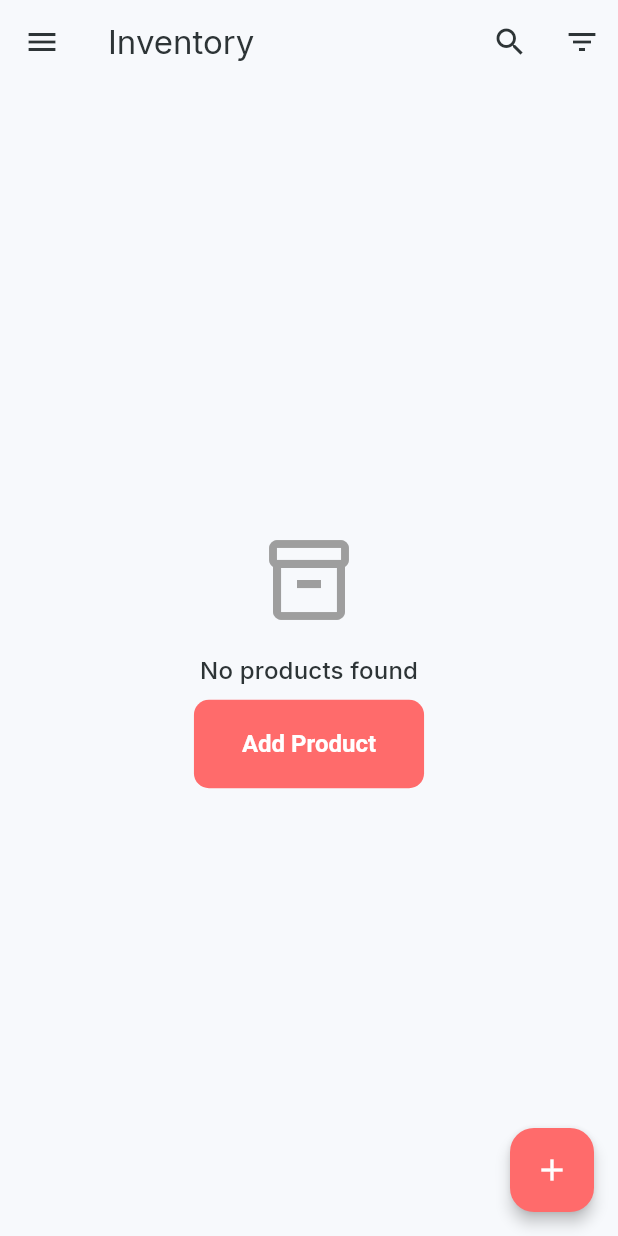
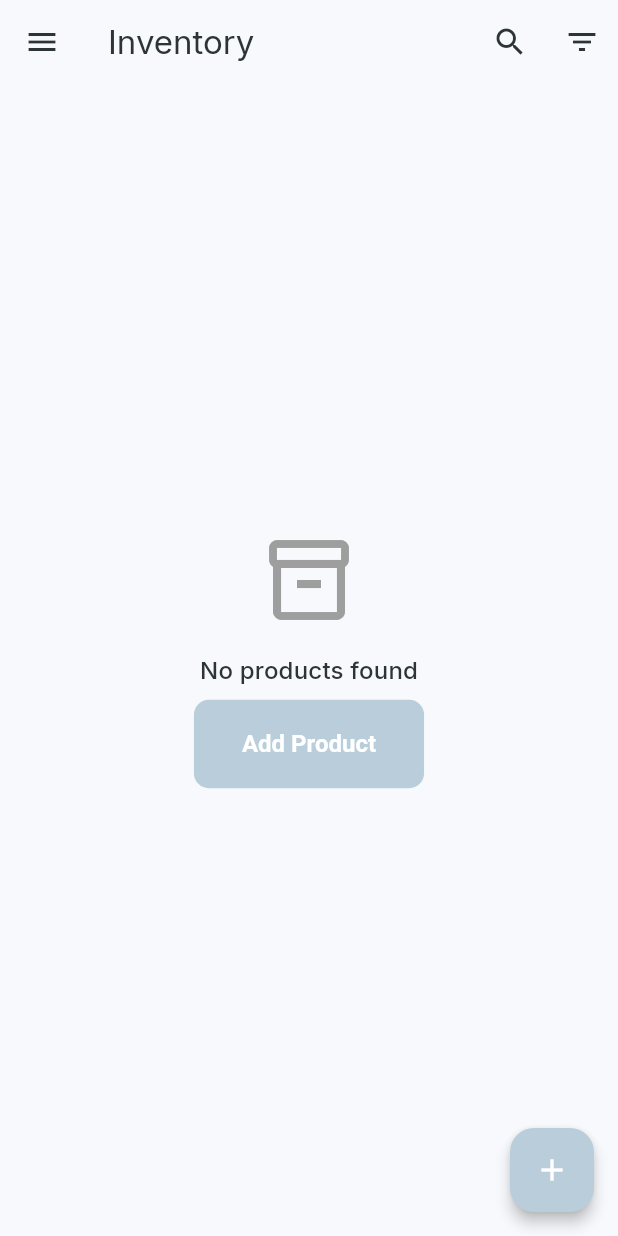
Before and after one commit to shahsani/flutter-pos, a Flutter app: the screen it shows after launch, after a tap on "Inventory", on a phone screen of 412 x 824 dp. Run offline on Flutter 3.47's test engine with Material 3 defaults, Android fonts, the phone set to English and light mode, and no system bars; our stand-ins replace equatable, flutter_animate, flutter_riverpod, font_awesome_flutter, go_router, google_fonts and 2 more; accounts and stored records are empty.

Commit message:
add splashscreen, remove default one, adjust colors

```diff
--- a/lib/core/constants/app_colors.dart
+++ b/lib/core/constants/app_colors.dart
@@ -1,8 +1,8 @@
 import 'package:flutter/material.dart';
 
 class AppColors {
-  // Primary - Vibrant Orange/Red for POS actions (MokPOS often uses warm accents)
-  static const Color primary = Color(0xFFFF6B6B); // Soft Red/Orange
+  // Primary - Vibrant Pale Sky Blue for POS actions (MokPOS often uses warm accents)
+  static const Color primary = Color(0xFFB9CDDA); // Soft Pale Sky Blue
   static const Color onPrimary = Colors.white;
   static const Color primaryContainer = Color(0xFFFFD9D9);
   static const Color onPrimaryContainer = Color(0xFF680000);
@@ -18,7 +18,9 @@ class AppColors {
   static const Color onTertiary = Colors.black;
 
   // Backgrounds
-  static const Color backgroundLight = Color(0xFFF7F9FC); // Very light grey blue
+  static const Color backgroundLight = Color(
+    0xFFF7F9FC,
+  ); // Very light grey blue
   static const Color surfaceLight = Colors.white;
 
   static const Color backgroundDark = Color(0xFF1A1C1E);
--- a/lib/core/router/app_router.dart
+++ b/lib/core/router/app_router.dart
@@ -11,10 +11,16 @@ import '../../features/customers/presentation/screens/add_edit_customer_screen.d
 import '../../features/reports/presentation/screens/reports_screen.dart';
 import '../../features/settings/presentation/screens/settings_screen.dart';
 
+import '../../features/splash/presentation/screens/splash_screen.dart';
+
 final goRouterProvider = Provider<GoRouter>((ref) {
   return GoRouter(
-    initialLocation: '/',
+    initialLocation: '/splash',
     routes: [
+      GoRoute(
+        path: '/splash',
+        builder: (context, state) => const SplashScreen(),
+      ),
       GoRoute(
         path: '/',
         builder: (context, state) => const DashboardScreen(),
@@ -66,7 +72,7 @@ final goRouterProvider = Provider<GoRouter>((ref) {
               GoRoute(
                 path: 'edit/:id',
                 builder: (context, state) {
-                   final id = state.pathParameters['id'];
+                  final id = state.pathParameters['id'];
                   return AddEditCustomerScreen(customerId: id);
                 },
               ),
--- /dev/null
+++ b/lib/features/splash/presentation/screens/splash_screen.dart
@@ -0,0 +1,57 @@
+import 'package:flutter/material.dart';
+import 'package:go_router/go_router.dart';
+import 'package:flutter_animate/flutter_animate.dart';
+
+class SplashScreen extends StatefulWidget {
+  const SplashScreen({super.key});
+
+  @override
+  State<SplashScreen> createState() => _SplashScreenState();
+}
+
+class _SplashScreenState extends State<SplashScreen> {
+  @override
+  void initState() {
+    super.initState();
+    _navigateToHome();
+  }
+
+  _navigateToHome() async {
+    await Future.delayed(const Duration(seconds: 3));
+    if (mounted) {
+      context.go('/');
+    }
+  }
+
+  @override
+  Widget build(BuildContext context) {
+    return Scaffold(
+      backgroundColor: Theme.of(context).primaryColor,
+      body: Center(
+        child: Column(
+          mainAxisAlignment: MainAxisAlignment.center,
+          children: [
+            Icon(
+              Icons.point_of_sale,
+              size: 100,
+              color: Colors.white,
+            ).animate().fade(duration: 500.ms).scale(delay: 500.ms),
+            const SizedBox(height: 24),
+            Text(
+              'Flutter POS',
+              style: Theme.of(context).textTheme.headlineMedium?.copyWith(
+                color: Colors.white,
+                fontWeight: FontWeight.bold,
+              ),
+            ).animate().fadeIn(delay: 1000.ms).slideY(begin: 0.5, end: 0),
+            const SizedBox(height: 48),
+            // Loading indicator is optional but good for UX
+            const CircularProgressIndicator(
+              color: Colors.white,
+            ).animate().fadeIn(delay: 1500.ms),
+          ],
+        ),
+      ),
+    );
+  }
+}
```
Also changed, not shown: 6 other files.
